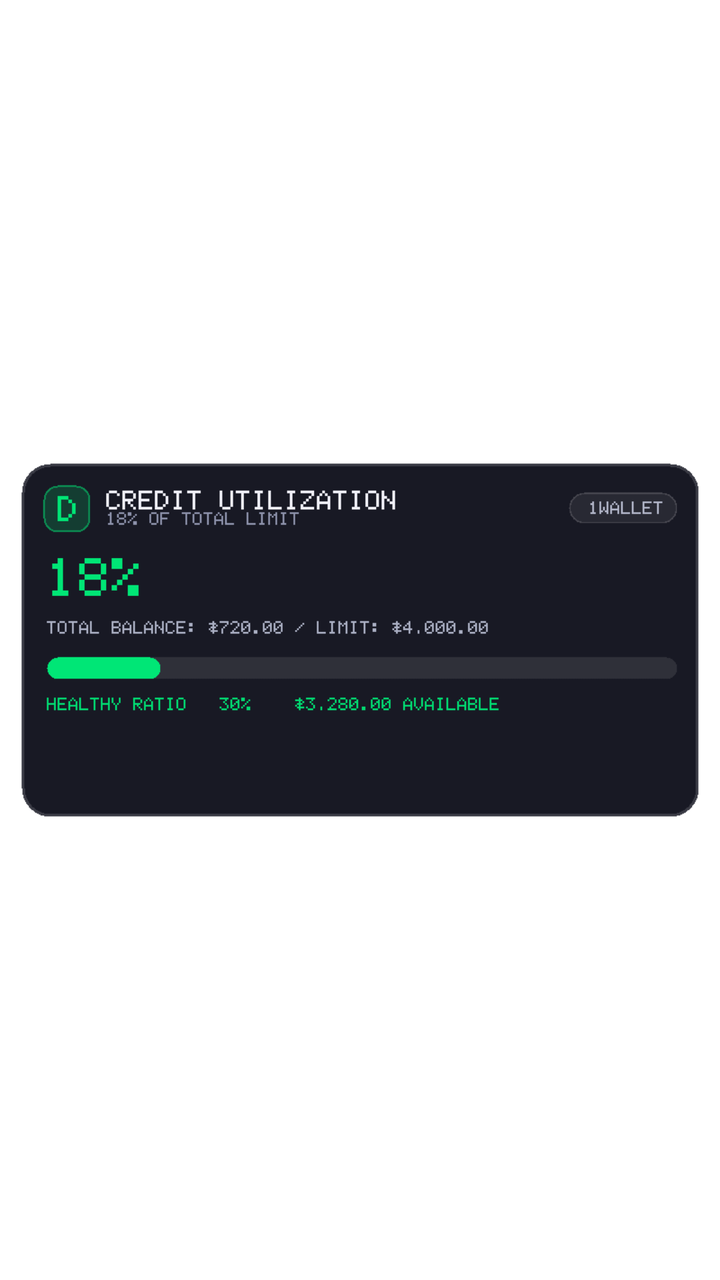
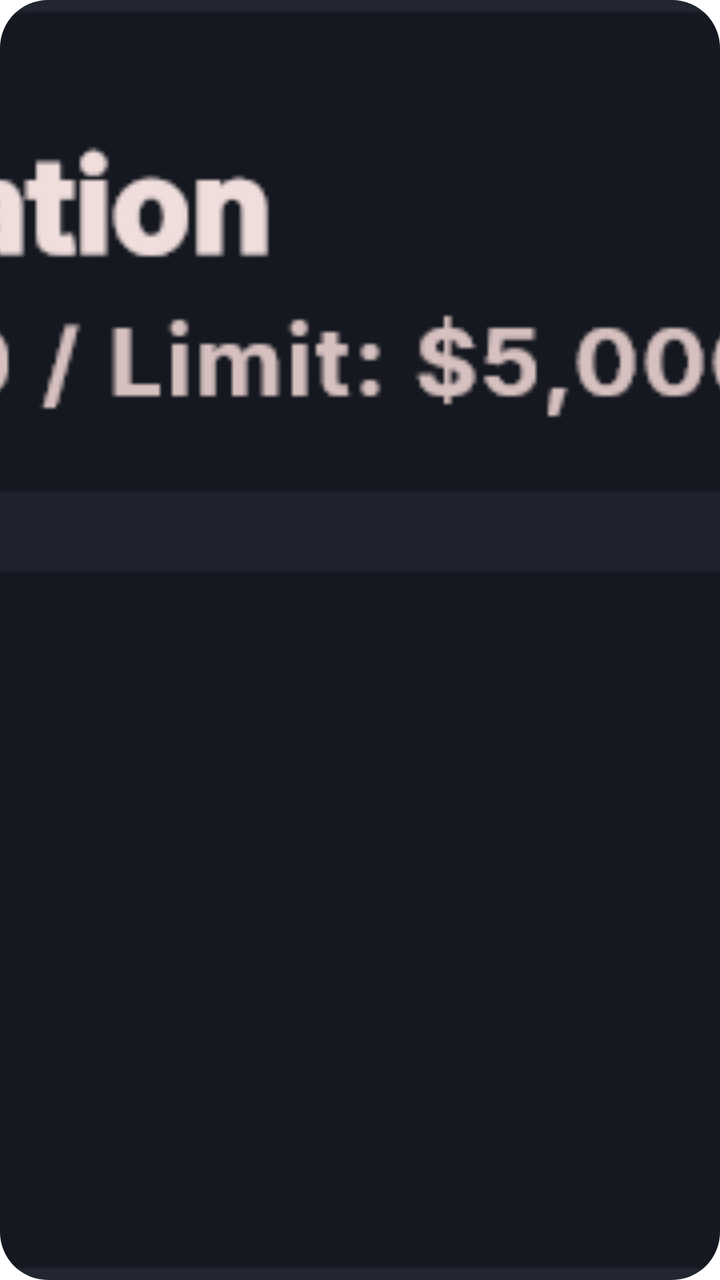

Screens rendered from an Android XML layout before and after an edit, with the pre-edit source and the edit as a unified diff.
<!-- AndroidManifest.xml: fallback theme Theme.MaterialComponents.DayNight.NoActionBar -->
<!-- res/layout/widget_credit_utilization.xml -->
<?xml version="1.0" encoding="utf-8"?>
<ImageView xmlns:android="http://schemas.android.com/apk/res/android"
    android:id="@+id/widget_credit_utilization_root"
    android:layout_width="match_parent"
    android:layout_height="match_parent"
    android:scaleType="fitCenter"
    android:adjustViewBounds="true"
    android:src="@drawable/widget_preview_credit_utilization"
    android:contentDescription="1Wallet Credit Utilization" />
<!-- resources referenced by this layout -->
<resources>
  <!-- drawable widget_preview_credit_utilization: png bitmap (drawable, 4832 bytes) -->
</resources>

<!-- the commit's change to res/layout/widget_credit_utilization.xml (unified diff, before → after) -->
@@ -3,7 +3,9 @@
     android:id="@+id/widget_credit_utilization_root"
     android:layout_width="match_parent"
     android:layout_height="match_parent"
-    android:scaleType="fitCenter"
-    android:adjustViewBounds="true"
+    android:background="@drawable/widget_background"
+    android:clipToOutline="true"
+    android:scaleType="centerCrop"
+    android:adjustViewBounds="false"
     android:src="@drawable/widget_preview_credit_utilization"
     android:contentDescription="1Wallet Credit Utilization" />
<!-- resource entries referenced after the edit -->
@@ -1,5 +1,15 @@
 <!-- resources referenced by this layout -->
 <resources>
-  <!-- drawable widget_preview_credit_utilization: png bitmap (drawable, 4832 bytes) -->
+  <!-- drawable widget_background (drawable) -->
+  <?xml version="1.0" encoding="utf-8"?>
+  <shape xmlns:android="http://schemas.android.com/apk/res/android"
+      android:shape="rectangle">
+      <solid android:color="#FF151820" />
+      <corners android:radius="24dp" />
+      <stroke
+          android:width="1.2dp"
+          android:color="#33FFFFFF" />
+  </shape>
+  <!-- drawable widget_preview_credit_utilization: png bitmap (drawable, 25215 bytes) -->
 </resources>
 
